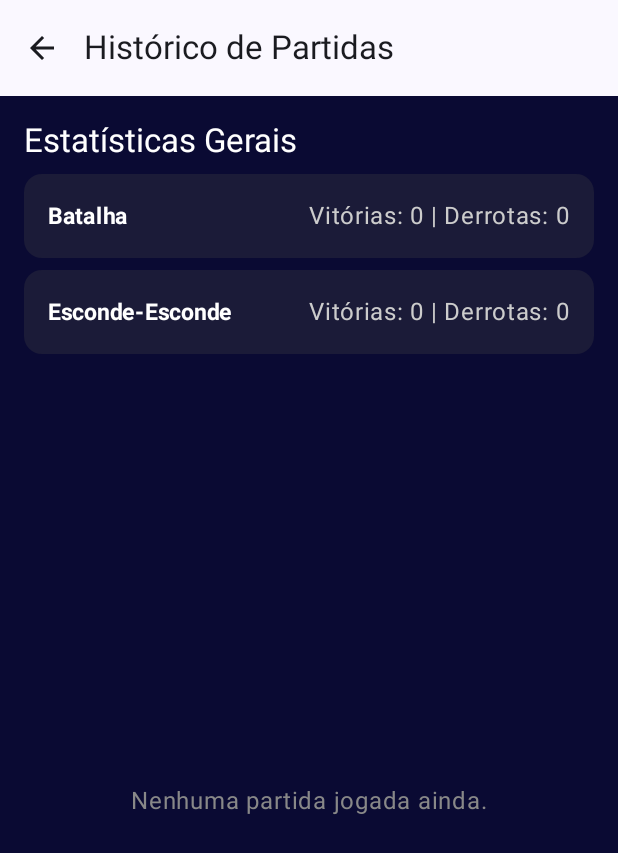
After one commit to CarlosRyan07/SobrevivaANoite, an Android app built with Jetpack Compose: the HistoryScreen screen opened through its navigation route, on a phone screen of 412 x 824 dp. The commit adds this screen. Shown: the top 853 px of the screen. Run offline under Robolectric (Android 15) with nearby library versions, the phone set to English and light mode, and no system bars; our stand-ins replace Room's generated code.

Commit message:
feat: Adicionando Persistencia de dados com DataStore e ROOM

```diff
--- /dev/null
+++ b/app/src/main/java/com/example/sobrevivaanoite/data/AppDatabase.kt
@@ -0,0 +1,31 @@
+package com.example.sobrevivaanoite.data
+
+import android.content.Context
+import androidx.room.Database
+import androidx.room.Room
+import androidx.room.RoomDatabase
+
+@Database(entities = [MatchHistory::class], version = 1)
+abstract class AppDatabase : RoomDatabase() {
+
+    abstract fun matchHistoryDao(): MatchHistoryDao
+
+    companion object {
+        // A anotação @Volatile garante que a instância seja sempre a mais atual
+        @Volatile
+        private var INSTANCE: AppDatabase? = null
+
+        fun getDatabase(context: Context): AppDatabase {
+            // Retorna a instância se já existir, senão, cria uma nova
+            return INSTANCE ?: synchronized(this) {
+                val instance = Room.databaseBuilder(
+                    context.applicationContext,
+                    AppDatabase::class.java,
+                    "sobreviva_a_noite_database"
+                ).build()
+                INSTANCE = instance
+                instance
+            }
+        }
+    }
+}
--- /dev/null
+++ b/app/src/main/java/com/example/sobrevivaanoite/data/MatchHistoryDao.kt
@@ -0,0 +1,26 @@
+package com.example.sobrevivaanoite.data
+
+import androidx.room.Dao
+import androidx.room.Insert
+import androidx.room.Query
+import kotlinx.coroutines.flow.Flow
+
+@Dao
+interface MatchHistoryDao {
+
+    // Insere um novo resultado de partida no banco de dados
+    @Insert
+    suspend fun insertMatch(match: MatchHistory)
+
+    // Busca todos os resultados, ordenados do mais recente para o mais antigo
+    @Query("SELECT * FROM match_history ORDER BY timestamp DESC")
+    fun getAllMatches(): Flow<List<MatchHistory>>
+
+    // Conta o número de vitórias para um modo de jogo específico
+    @Query("SELECT COUNT(*) FROM match_history WHERE gameMode = :gameMode AND wasVictory = 1")
+    fun getWinCountForMode(gameMode: String): Flow<Int>
+
+    // Conta o número de derrotas para um modo de jogo específico
+    @Query("SELECT COUNT(*) FROM match_history WHERE gameMode = :gameMode AND wasVictory = 0")
+    fun getLossCountForMode(gameMode: String): Flow<Int>
+}
--- /dev/null
+++ b/app/src/main/java/com/example/sobrevivaanoite/game/HistoryViewModel.kt
@@ -0,0 +1,46 @@
+package com.example.sobrevivaanoite.game
+
+import android.app.Application
+import androidx.lifecycle.AndroidViewModel
+import androidx.lifecycle.viewModelScope
+import com.example.sobrevivaanoite.data.AppDatabase
+import com.example.sobrevivaanoite.data.MatchHistory
+import kotlinx.coroutines.flow.SharingStarted
+import kotlinx.coroutines.flow.StateFlow
+import kotlinx.coroutines.flow.combine
+import kotlinx.coroutines.flow.stateIn
+
+// Data class para agrupar todas as informações que a tela precisa
+data class HistoryUiState(
+    val allMatches: List<MatchHistory> = emptyList(),
+    val battleWins: Int = 0,
+    val battleLosses: Int = 0,
+    val hideWins: Int = 0,
+    val hideLosses: Int = 0
+)
+
+class HistoryViewModel(application: Application) : AndroidViewModel(application) {
+
+    private val matchHistoryDao = AppDatabase.getDatabase(application).matchHistoryDao()
+
+    // Usamos 'combine' para juntar os 5 fluxos de dados do DAO em um único estado (HistoryUiState)
+    val uiState: StateFlow<HistoryUiState> = combine(
+        matchHistoryDao.getAllMatches(),
+        matchHistoryDao.getWinCountForMode("Batalha"),
+        matchHistoryDao.getLossCountForMode("Batalha"),
+        matchHistoryDao.getWinCountForMode("Esconde-Esconde"),
+        matchHistoryDao.getLossCountForMode("Esconde-Esconde")
+    ) { matches, battleWins, battleLosses, hideWins, hideLosses ->
+        HistoryUiState(
+            allMatches = matches,
+            battleWins = battleWins,
+            battleLosses = battleLosses,
+            hideWins = hideWins,
+            hideLosses = hideLosses
+        )
+    }.stateIn( // Converte o Flow combinado em um StateFlow que a UI pode coletar
+        scope = viewModelScope,
+        started = SharingStarted.WhileSubscribed(5000),
+        initialValue = HistoryUiState() // Valor inicial enquanto os dados carregam
+    )
+}
--- a/app/src/main/java/com/example/sobrevivaanoite/navigation/NavGraph.kt
+++ b/app/src/main/java/com/example/sobrevivaanoite/navigation/NavGraph.kt
@@ -5,9 +5,10 @@ import androidx.compose.runtime.Composable
 import androidx.navigation.compose.NavHost
 import androidx.navigation.compose.composable
 import androidx.navigation.compose.rememberNavController
-import com.example.sobrevivaanoite.ui.screens.MenuScreen
 import com.example.sobrevivaanoite.ui.screens.BattleScreen
 import com.example.sobrevivaanoite.ui.screens.HideScreen
+import com.example.sobrevivaanoite.ui.screens.HistoryScreen
+import com.example.sobrevivaanoite.ui.screens.MenuScreen
 
 @Composable
 fun NavGraph() {
@@ -30,5 +31,8 @@ fun NavGraph() {
         composable(route = "battle") {
             BattleScreen(navController = navController)
         }
+        composable(route = "history") {
+            HistoryScreen(navController = navController)
+        }
     }
 }
--- /dev/null
+++ b/app/src/main/java/com/example/sobrevivaanoite/ui/screens/HistoryScreen.kt
@@ -0,0 +1,156 @@
+package com.example.sobrevivaanoite.ui.screens
+
+import androidx.compose.foundation.background
+import androidx.compose.foundation.layout.Arrangement
+import androidx.compose.foundation.layout.Box
+import androidx.compose.foundation.layout.Column
+import androidx.compose.foundation.layout.Row
+import androidx.compose.foundation.layout.Spacer
+import androidx.compose.foundation.layout.fillMaxSize
+import androidx.compose.foundation.layout.fillMaxWidth
+import androidx.compose.foundation.layout.height
+import androidx.compose.foundation.layout.padding
+import androidx.compose.foundation.lazy.LazyColumn
+import androidx.compose.foundation.lazy.items
+import androidx.compose.material.icons.Icons
+import androidx.compose.material.icons.automirrored.filled.ArrowBack
+import androidx.compose.material3.Card
+import androidx.compose.material3.CardDefaults
+import androidx.compose.material3.ExperimentalMaterial3Api
+import androidx.compose.material3.Icon
+import androidx.compose.material3.IconButton
+import androidx.compose.material3.MaterialTheme
+import androidx.compose.material3.Scaffold
+import androidx.compose.material3.Text
+import androidx.compose.material3.TopAppBar
+import androidx.compose.runtime.Composable
+import androidx.compose.runtime.collectAsState
+import androidx.compose.runtime.getValue
+import androidx.compose.ui.Alignment
+import androidx.compose.ui.Modifier
+import androidx.compose.ui.graphics.Color
+import androidx.compose.ui.text.font.FontWeight
+import androidx.compose.ui.unit.dp
+import androidx.compose.ui.unit.sp
+import androidx.lifecycle.viewmodel.compose.viewModel
+import androidx.navigation.NavController
+import com.example.sobrevivaanoite.data.MatchHistory
+import com.example.sobrevivaanoite.game.HistoryViewModel
+import java.text.SimpleDateFormat
+import java.util.Date
+import java.util.Locale
+
+@OptIn(ExperimentalMaterial3Api::class)
+@Composable
+fun HistoryScreen(navController: NavController) {
+    val viewModel: HistoryViewModel = viewModel()
+    val uiState by viewModel.uiState.collectAsState()
+
+    Scaffold(
+        topBar = {
+            TopAppBar(
+                title = { Text("Histórico de Partidas") },
+                navigationIcon = {
+                    IconButton(onClick = { navController.popBackStack() }) {
+                        Icon(Icons.AutoMirrored.Filled.ArrowBack, contentDescription = "Voltar")
+                    }
+                }
+            )
+        }
+    ) { paddingValues ->
+        Column(
+            modifier = Modifier
+                .fillMaxSize()
+                .padding(paddingValues)
+                .background(Color(0xFF0A0A33))
+                .padding(16.dp)
+        ) {
+            // Seção de Estatísticas no topo
+            StatsSummary(uiState = uiState)
+
+            Spacer(modifier = Modifier.height(24.dp))
+
+            // Lista de Partidas
+            if (uiState.allMatches.isEmpty()) {
+                Box(modifier = Modifier.fillMaxSize(), contentAlignment = Alignment.Center) {
+                    Text("Nenhuma partida jogada ainda.", color = Color.Gray)
+                }
+            } else {
+                LazyColumn(verticalArrangement = Arrangement.spacedBy(8.dp)) {
+                    items(uiState.allMatches) { match ->
+                        MatchHistoryItem(match = match)
+                    }
+                }
+            }
+        }
+    }
+}
+
+@Composable
+fun StatsSummary(uiState: com.example.sobrevivaanoite.game.HistoryUiState) {
+    Column(verticalArrangement = Arrangement.spacedBy(8.dp)) {
+        Text("Estatísticas Gerais", style = MaterialTheme.typography.titleLarge, color = Color.White)
+        StatsCard(
+            gameMode = "Batalha",
+            wins = uiState.battleWins,
+            losses = uiState.battleLosses
+        )
+        StatsCard(
+            gameMode = "Esconde-Esconde",
+            wins = uiState.hideWins,
+            losses = uiState.hideLosses
+        )
+    }
+}
+
+@Composable
+fun StatsCard(gameMode: String, wins: Int, losses: Int) {
+    Card(
+        modifier = Modifier.fillMaxWidth(),
+        colors = CardDefaults.cardColors(containerColor = Color.DarkGray.copy(alpha = 0.3f))
+    ) {
+        Row(
+            modifier = Modifier
+                .fillMaxWidth()
+                .padding(16.dp),
+            horizontalArrangement = Arrangement.SpaceBetween,
+            verticalAlignment = Alignment.CenterVertically
+        ) {
+            Text(gameMode, fontWeight = FontWeight.Bold, color = Color.White, fontSize = 15.sp)
+            Text("Vitórias: $wins | Derrotas: $losses", color = Color.LightGray)
+        }
+    }
+}
+
+@Composable
+fun MatchHistoryItem(match: MatchHistory) {
+    val resultColor = if (match.wasVictory) Color(0xFF4CAF50) else Color(0xFFF44336)
+    val resultText = if (match.wasVictory) "VITÓRIA" else "DERROTA"
+
+    // Formata a data e hora para algo legível
+    val sdf = SimpleDateFormat("dd/MM/yyyy 'às' HH:mm", Locale.getDefault())
+    val dateString = sdf.format(Date(match.timestamp))
+
+    Card(
+        modifier = Modifier.fillMaxWidth(),
+        colors = CardDefaults.cardColors(containerColor = Color.DarkGray.copy(alpha = 0.3f))
+    ) {
+        Column(modifier = Modifier.padding(16.dp)) {
+            Row(
+                modifier = Modifier.fillMaxWidth(),
+                horizontalArrangement = Arrangement.SpaceBetween
+            ) {
+                Text(match.gameMode, style = MaterialTheme.typography.titleMedium, color = Color.White)
+                Text(resultText, color = resultColor, fontWeight = FontWeight.Bold)
+            }
+            Spacer(modifier = Modifier.height(8.dp))
+            Text(dateString, fontSize = 12.sp, color = Color.Gray)
+
+            // Mostra detalhes específicos do Modo Batalha
+            if (match.gameMode == "Batalha") {
+                Spacer(modifier = Modifier.height(4.dp))
+                Text("Vida Final: ${match.finalPlayerHp} | Parrys: ${match.parryCount}", color = Color.LightGray)
+            }
+        }
+    }
+}
--- a/app/src/main/java/com/example/sobrevivaanoite/ui/screens/MenuScreen.kt
+++ b/app/src/main/java/com/example/sobrevivaanoite/ui/screens/MenuScreen.kt
@@ -7,12 +7,26 @@ import androidx.compose.animation.fadeIn
 import androidx.compose.animation.fadeOut
 import androidx.compose.foundation.Image
 import androidx.compose.foundation.background
-import androidx.compose.foundation.layout.*
+import androidx.compose.foundation.layout.Arrangement
+import androidx.compose.foundation.layout.Box
+import androidx.compose.foundation.layout.Column
+import androidx.compose.foundation.layout.PaddingValues
+import androidx.compose.foundation.layout.Row
+import androidx.compose.foundation.layout.Spacer
+import androidx.compose.foundation.layout.fillMaxSize
+import androidx.compose.foundation.layout.fillMaxWidth
+import androidx.compose.foundation.layout.height
+import androidx.compose.foundation.layout.padding
+import androidx.compose.foundation.layout.width
 import androidx.compose.foundation.lazy.LazyColumn
 import androidx.compose.foundation.shape.RoundedCornerShape
 import androidx.compose.material3.Button
 import androidx.compose.material3.Text
-import androidx.compose.runtime.*
+import androidx.compose.runtime.Composable
+import androidx.compose.runtime.getValue
+import androidx.compose.runtime.mutableStateOf
+import androidx.compose.runtime.remember
+import androidx.compose.runtime.setValue
 import androidx.compose.ui.Alignment
 import androidx.compose.ui.Modifier
 import androidx.compose.ui.draw.clip
@@ -37,10 +51,7 @@ fun MenuScreen(navController: NavController) {
 
     var menuState by remember { mutableStateOf(MenuFlowState.Initial) }
 
-    // AJUSTE 1: Lógica para o botão "Voltar"
-    // Ele só estará ativo quando a lore estiver sendo mostrada
     BackHandler(enabled = menuState == MenuFlowState.ShowingLore) {
-        // Ao clicar em voltar, retorna para a tela inicial
         menuState = MenuFlowState.Initial
     }
 
@@ -73,6 +84,19 @@ fun MenuScreen(navController: NavController) {
                         .width(200.dp)
                 ) {
                     Text("Iniciar Jogo", fontSize = 18.sp)
+                }
+
+                // NOVO: Botão para o Histórico de Partidas
+                Button(
+                    onClick = {
+                        SoundManager.playSound(R.raw.clique_botao)
+                        navController.navigate("history")
+                    },
+                    modifier = Modifier
+                        .align(Alignment.TopEnd) // Alinha no canto superior direito
+                        .padding(top = 24.dp, end = 24.dp) // Adiciona um espaçamento da borda
+                ) {
+                    Text("Histórico")
                 }
             }
         }
@@ -111,7 +135,6 @@ private fun LoreScreen(
             contentPadding = PaddingValues(horizontal = 24.dp, vertical = 48.dp),
             verticalArrangement = Arrangement.spacedBy(20.dp)
         ) {
-            // ... (itens da história) ...
             item {
                 Text(
                     text = "Você e mais cinco amigos estavam aproveitando uma noite tranquila no sítio, que parecia perfeita.",
@@ -188,12 +211,10 @@ private fun LoreScreen(
                     style = loreTextStyle()
                 )
             }
-
             item {
                 Column(
                     modifier = Modifier
                         .fillMaxWidth()
-                        // AJUSTE 3: Aumenta o espaço acima da seção de escolha
                         .padding(top = 10.dp, bottom = 80.dp),
                     horizontalAlignment = Alignment.CenterHorizontally
                 ) {
@@ -221,7 +242,6 @@ private fun LoreScreen(
 
 @Composable
 private fun loreTextStyle(): TextStyle {
-    // AJUSTE 2: Fonte e espaçamento entre linhas diminuídos
     return TextStyle(
         fontSize = 17.sp,
         color = Color(0xFFE0E0E0),
--- a/gradle/libs.versions.toml
+++ b/gradle/libs.versions.toml
@@ -1,6 +1,7 @@
 [versions]
 agp = "8.11.1"
-kotlin = "2.0.21"
+kotlin = "2.0.0"
+ksp = "2.0.0-1.0.21"
 coreKtx = "1.16.0"
 junit = "4.13.2"
 junitVersion = "1.2.1"
@@ -36,3 +37,4 @@ volley = { group = "com.android.volley", name = "volley", version.ref = "volley"
 android-application = { id = "com.android.application", version.ref = "agp" }
 kotlin-android = { id = "org.jetbrains.kotlin.android", version.ref = "kotlin" }
 kotlin-compose = { id = "org.jetbrains.kotlin.plugin.compose", version.ref = "kotlin" }
+google-ksp = { id = "com.google.devtools.ksp", version.ref = "ksp" }
```
Also changed, not shown: app/build.gradle.kts (+9 -1 lines), app/src/main/java/com/example/sobrevivaanoite/data/GameSettingsManager.kt (added, +40 -0 lines), app/src/main/java/com/example/sobrevivaanoite/data/MatchHistory.kt (added, +20 -0 lines), app/src/main/java/com/example/sobrevivaanoite/game/BattleViewModel.kt (+38 -2 lines), app/src/main/java/com/example/sobrevivaanoite/game/HideViewModel.kt (+33 -9 lines), app/src/main/java/com/example/sobrevivaanoite/ui/screens/BattleScreen.kt (+21 -2 lines), 1 other file.
